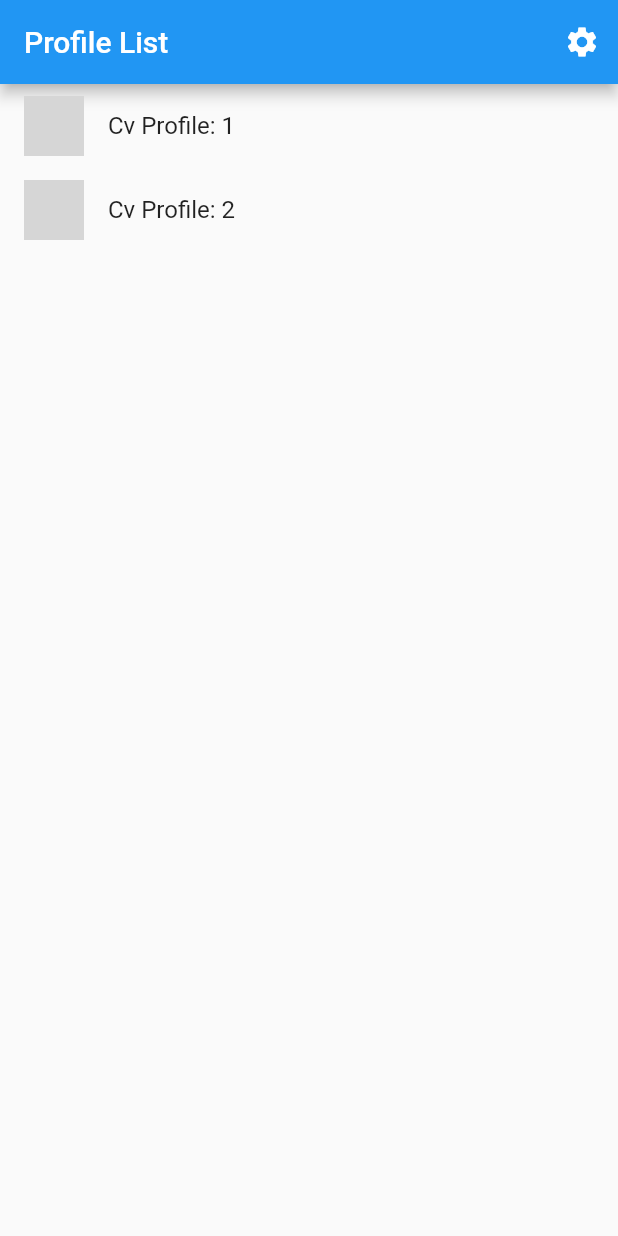
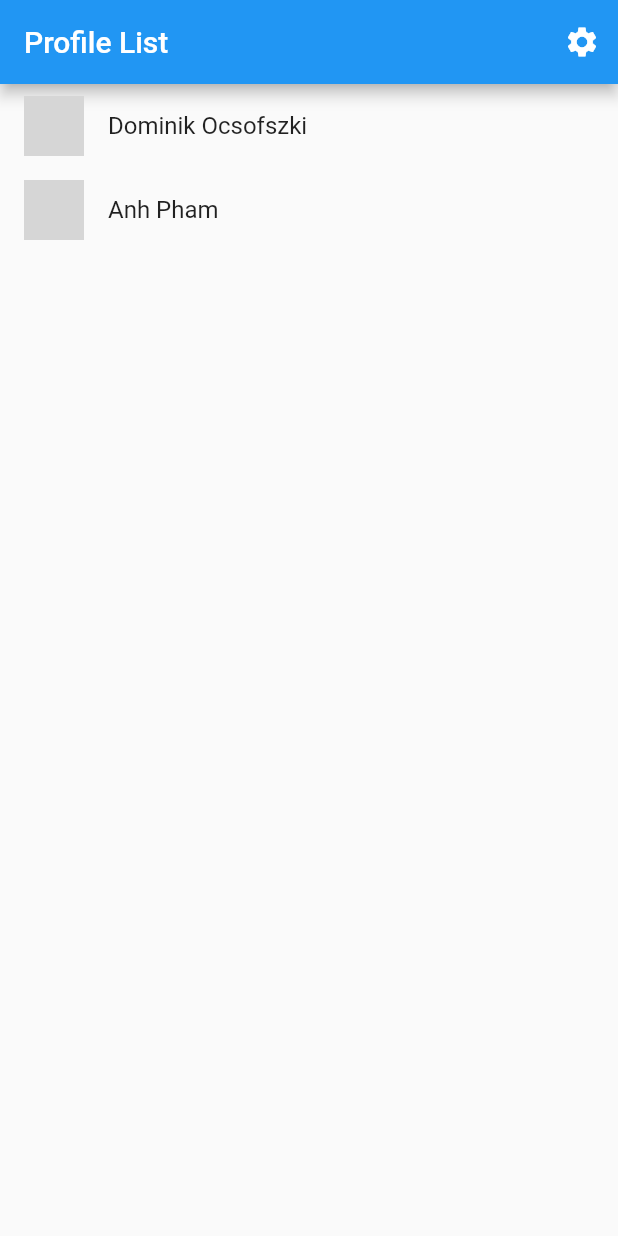
Before and after one commit to 10422001/cv_generator, a Flutter app: the screen it shows after launch, on a phone screen of 412 x 824 dp. Run offline on Flutter 3.47's test engine with Material 2 defaults, Android fonts, the phone set to English and light mode, and no system bars; generated files the repository leaves out were written again; grey boxes are pictures that could not be loaded.

Commit message:
statemanagment is needed

```diff
--- a/lib/src/app.dart
+++ b/lib/src/app.dart
@@ -2,6 +2,7 @@ import 'package:flutter/material.dart';
 import 'package:flutter_gen/gen_l10n/app_localizations.dart';
 import 'package:flutter_localizations/flutter_localizations.dart';
 
+import 'cv_profile/cv_profile.dart';
 import 'cv_profile/cv_profile_details_view.dart';
 import 'cv_profile/cv_profile_list_view.dart';
 import 'sample_feature/sample_item_details_view.dart';
@@ -72,7 +73,7 @@ class MyApp extends StatelessWidget {
                   case SettingsView.routeName:
                     return SettingsView(controller: settingsController);
                   case CvProfileDetailsView.routeName:
-                    return const CvProfileDetailsView();
+                    return const CvProfileDetailsView(cvProfile: CvProfile(2,'name','','','','','','',''),);
                   case CvProfileListView.routeName:
                   default:
                     return const CvProfileListView();
--- a/lib/src/cv_profile/cv_profile.dart
+++ b/lib/src/cv_profile/cv_profile.dart
@@ -3,43 +3,15 @@ import 'package:flutter/material.dart';
 
 /// A placeholder class that represents an entity or model.
 class CvProfile {
-  const CvProfile( this._id, this._fullName, this._email, this._phoneNumber, this._address, this._city, this._country, this._zipCode, this._imageNamePlusExtension);
-  // {
-  //   required this.id,
-  //   required this.fullName,
-  //   required this.email,
-  //   required this.phoneNumber,
-  //   required this.address,
-  //   required this.city,
-  //   required this.country,
-  //   required this.zipCode,
-  //   required this.imageNamePlusExtension,
-  // });
-  final int _id;
-  final String _fullName;
-  final String _email;
-  final String _phoneNumber;
-  final String _address;
-  final String _city;
-  final String _country;
-  final String _zipCode;
-  final String _imageNamePlusExtension;
+  const CvProfile( this.id, this.fullName, this.email, this.phoneNumber, this.address, this.city, this.country, this.zipCode, this.imageNamePlusExtension);
+  final int id;
+  final String fullName;
+  final String email;
+  final String phoneNumber;
+  final String address;
+  final String city;
+  final String country;
+  final String zipCode;
+  final String imageNamePlusExtension;
 
-  int get id => _id;
-
-  String get imageNamePlusExtension => _imageNamePlusExtension;
-
-  String get zipCode => _zipCode;
-
-  String get country => _country;
-
-  String get city => _city;
-
-  String get address => _address;
-
-  String get phoneNumber => _phoneNumber;
-
-  String get email => _email;
-
-  String get fullName => _fullName;
 }
--- a/lib/src/cv_profile/cv_profile_details_view.dart
+++ b/lib/src/cv_profile/cv_profile_details_view.dart
@@ -1,11 +1,24 @@
 import 'package:cv_generator/src/cv_profile/cv_profile.dart';
 import 'package:flutter/material.dart';
 
-/// Displays detailed information about a SampleItem.
-class CvProfileDetailsView extends StatelessWidget {
+
+class CvProfileDetailsView extends StatefulWidget {
+
   const CvProfileDetailsView({super.key, required this.cvProfile});
   final CvProfile cvProfile;
   static const routeName = '/profile_view';
+
+  @override
+  _CvProfileDetailsView createState() => _CvProfileDetailsView(cvProfile: cvProfile);
+}
+
+
+/// Displays detailed information about a SampleItem.
+class _CvProfileDetailsView extends State<CvProfileDetailsView> {
+  final CvProfile cvProfile;
+
+  _CvProfileDetailsView({required this.cvProfile});
+
 
   @override
   Widget build(BuildContext context) {
@@ -17,10 +30,10 @@ class CvProfileDetailsView extends StatelessWidget {
         child: Column(children: [
           Image.asset('assets/images/{$cvProfile.imageNamePlusExtension'),
           Text('{$cvProfile.fullName}'),
-          Text('{$cvProfile.email}'),
-          Text('{$cvProfile.phoneNumber}'),
-          Text('{$cvProfile.address}'),
-          Text('{$cvProfile.city}'),
+          // Text('{$cvProfile.email}'),
+          // Text('{$cvProfile.phoneNumber}'),
+          // Text('{$cvProfile.address}'),
+          // Text('{$cvProfile.city}'),
 
         ]),
       ),
--- a/lib/src/cv_profile/cv_profile_list_view.dart
+++ b/lib/src/cv_profile/cv_profile_list_view.dart
@@ -9,7 +9,7 @@ class CvProfileListView extends StatelessWidget {
   const CvProfileListView({
     super.key,
     this.items = const [
-      CvProfile(1, 'Dominik Ocsofszki', ' ', ' ', ' ', ' ', ' ', ' ', ' '),
+      CvProfile(1, 'Dominik Ocsofszki', ' ', ' ', ' ', ' ', ' ', ' ', 'flutter_logo.png'),
       CvProfile(2, 'Anh Pham', ' ', ' ', ' ', ' ', ' ', ' ', ' '),
     ]
   });
@@ -40,10 +40,10 @@ class CvProfileListView extends StatelessWidget {
           final item = items[index];
 
           return ListTile(
-            title: Text('Cv Profile: ${item.id}'),
-            leading: const CircleAvatar(
+            title: Text('${item.fullName}'),
+            leading:  CircleAvatar(
               // Display the Flutter Logo image asset.
-              foregroundImage: AssetImage('assets/images/{item.imageNamePlusExtension}'),
+              foregroundImage: AssetImage('assets/images/{$item.imageNamePlusExtension}'),
             ),
             onTap: () {
               Navigator.restorablePushNamed(
```
